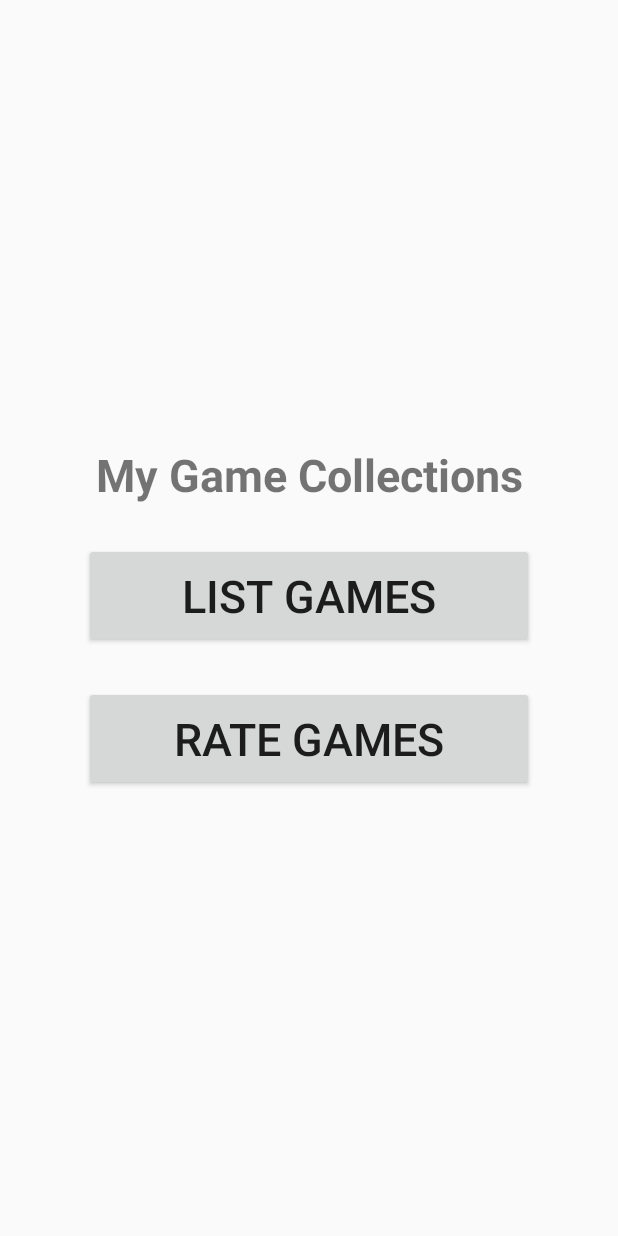
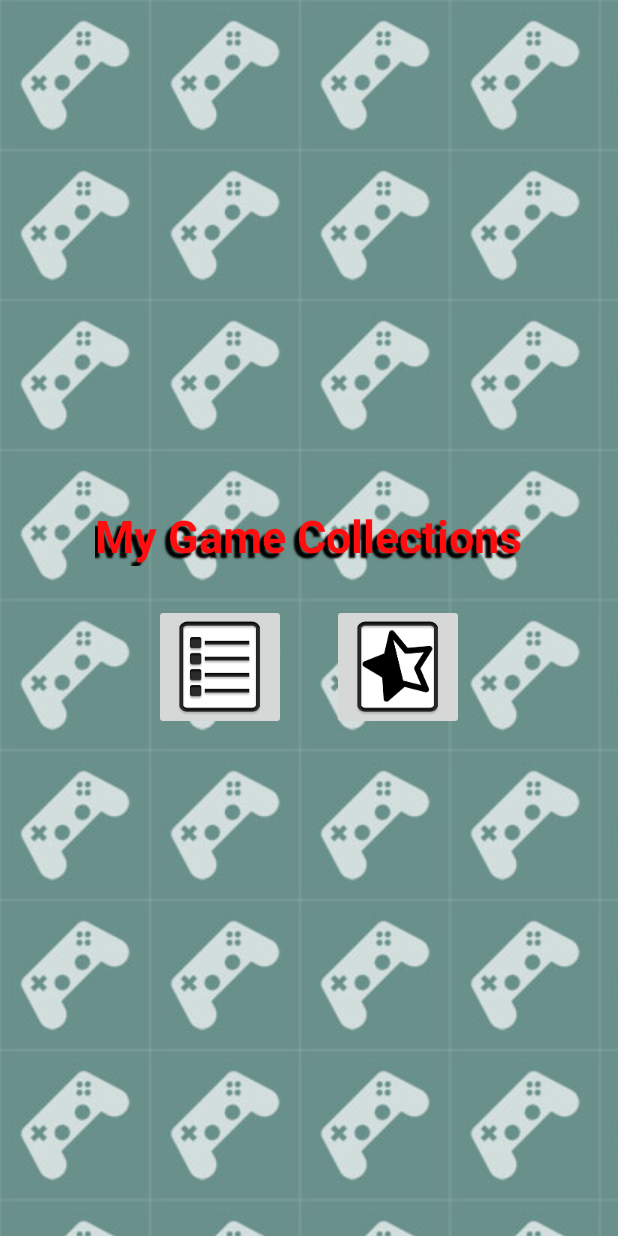
Before and after one commit to duyngn/Video-Game-List, an Android app: the screen it shows after launch (MainActivity), on a phone screen of 412 x 824 dp. Run offline under Robolectric (Android 15) with nearby library versions, the phone set to English and light mode, and no system bars.

Commit message:
UI upgrade. Now uses actual submitted data.  Store image as byte array in a blob.

```diff
--- a/VideoGameList/src/main/java/com/duyngn/videogamelist/MySQLiteHelper.java
+++ b/VideoGameList/src/main/java/com/duyngn/videogamelist/MySQLiteHelper.java
@@ -26,7 +26,7 @@ public class MySQLiteHelper extends SQLiteOpenHelper {
             + COLUMN_CONSOLE + " TEXT NOT NULL, "
             + COLUMN_COMPLETED + " INTEGER DEFAULT 0, "
             + COLUMN_RATING + " INTEGER DEFAULT 0, "
-            + COLUMN_IMAGE + " INTEGER DEFAULT 0"
+            + COLUMN_IMAGE + " BLOB"
             + ");";
 
     public MySQLiteHelper(Context context) {
--- a/VideoGameList/src/main/java/com/duyngn/videogamelist/RateGamesActivity.java
+++ b/VideoGameList/src/main/java/com/duyngn/videogamelist/RateGamesActivity.java
@@ -44,7 +44,7 @@ public class RateGamesActivity extends ActionBarActivity implements GameListFrag
     }
 
     public void backBtn(View v){
-        Intent myIntent = new Intent(getApplicationContext(), MainActivity.class);
+        Intent myIntent = new Intent(getParent(), MainActivity.class);
         startActivity(myIntent);
     }
     public void addBtn(View v){
--- /dev/null
+++ b/VideoGameList/src/main/res/drawable-mdpi/bkg_repeat.xml
@@ -0,0 +1,5 @@
+<bitmap
+    xmlns:android="http://schemas.android.com/apk/res/android"
+    android:src="@drawable/game_bkg"
+    android:tileMode="repeat"
+    android:dither="true" />
--- a/VideoGameList/src/main/res/layout/activity_main.xml
+++ b/VideoGameList/src/main/res/layout/activity_main.xml
@@ -2,48 +2,85 @@
     xmlns:android="http://schemas.android.com/apk/res/android"
     android:layout_width="wrap_content"
     android:layout_height="fill_parent"
+    android:background="@drawable/bkg_repeat"
     android:gravity="center"
     android:orientation="vertical">
+    <TextView
+        android:text="@string/title_txt"
+        android:id="@+id/textView"
+
+        android:layout_width="wrap_content"
+        android:layout_height="wrap_content"
+        android:textSize="30sp"
+        android:textStyle="bold"
+        android:gravity="center"
+        android:layout_above="@+id/linearLayout"
+        android:layout_centerHorizontal="true"
+        android:layout_marginBottom="25dp"
+        android:textColor="#ff0d0f"
+        android:textColorHighlight="#181aff"
+        android:shadowColor="#000000"
+
+        android:shadowDx="-5"
+        android:shadowDy="5"
+        android:shadowRadius="1"/>
 
     <LinearLayout
         xmlns:android="http://schemas.android.com/apk/res/android"
-        android:orientation="vertical"
+        android:orientation="horizontal"
         android:layout_width="fill_parent"
         android:layout_height="wrap_content"
-        android:gravity="center">
+        android:gravity="center"
+        android:id="@+id/linearLayout"
+        android:layout_centerVertical="true"
+        android:layout_alignParentLeft="true"
+        android:layout_alignParentStart="true">
 
-        <TextView
-            android:text="@string/title_txt"
-            android:id="@+id/textView"
 
-            android:layout_width="fill_parent"
-            android:layout_height="fill_parent"
-            android:textSize="30sp"
-            android:textStyle="bold"
-            android:gravity="center"
-            android:layout_marginBottom="25sp"/>
 
-        <Button
+        <ImageButton
+            android:layout_width="wrap_content"
+            android:layout_height="wrap_content"
             android:id="@+id/list_games_btn"
-            android:text="@string/list_game_btn_txt"
             android:onClick="mainBtnAction"
+            android:src="@drawable/list_icon"
+            android:layout_marginRight="15dp" />
 
-            android:layout_width="300dip"
-            android:layout_height="70dip"
-            android:textSize="30sp"
-            android:gravity="center"
-            android:layout_marginBottom="25sp"/>
-
-        <Button
+        <ImageButton
+            android:layout_width="wrap_content"
+            android:layout_height="wrap_content"
             android:id="@+id/rate_games_btn"
-            android:text="@string/rate_game_btn_txt"
             android:onClick="mainBtnAction"
-
-            android:layout_width="300dip"
-            android:layout_height="70dip"
-            android:textSize="30sp"
-            android:gravity="center"/>
+            android:src="@drawable/rate_icon"
+            android:layout_marginLeft="15dp" />
 
     </LinearLayout>
 
+
+
+    <!--<Button-->
+        <!--android:id="@+id/rate_games_btn"-->
+        <!--android:text="@string/rate_game_btn_txt"-->
+        <!--android:onClick="mainBtnAction"-->
+
+        <!--android:layout_width="300dip"-->
+        <!--android:layout_height="70dip"-->
+        <!--android:textSize="30sp"-->
+        <!--android:gravity="center"-->
+        <!--android:layout_alignParentBottom="true"-->
+        <!--android:layout_centerHorizontal="true" />-->
+
+    <!--<Button-->
+        <!--android:id="@+id/list_games_btn"-->
+        <!--android:text="@string/list_game_btn_txt"-->
+        <!--android:onClick="mainBtnAction"-->
+
+        <!--android:layout_width="300dip"-->
+        <!--android:layout_height="70dip"-->
+        <!--android:textSize="30sp"-->
+        <!--android:gravity="center"-->
+        <!--android:layout_above="@+id/rate_games_btn"-->
+        <!--android:layout_alignLeft="@+id/rate_games_btn"-->
+        <!--android:layout_alignStart="@+id/rate_games_btn" />-->
+
 </RelativeLayout>
```
Also changed, not shown: VideoGameList/src/main/java/com/duyngn/videogamelist/AddGameFragment.java (+22 -2 lines), VideoGameList/src/main/java/com/duyngn/videogamelist/GameListAdapter.java (+1 -6 lines), VideoGameList/src/main/java/com/duyngn/videogamelist/GameObject.java (+5 -3 lines), VideoGameList/src/main/java/com/duyngn/videogamelist/GamesDataSource.java (+16 -3 lines), VideoGameList/src/main/java/com/duyngn/videogamelist/ListGamesActivity.java (+31 -30 lines), VideoGameList/src/main/res/layout/fragment_add_game.xml (+29 -41 lines), VideoGameList/src/main/res/drawable-hdpi/ic_launcher.png, VideoGameList/src/main/res/drawable-mdpi/game_bkg.jpg (added), VideoGameList/src/main/res/drawable-mdpi/ic_launcher.png, VideoGameList/src/main/res/drawable-xhdpi/ic_launcher.png, VideoGameList/src/main/res/drawable-xxhdpi/ic_launcher.png, VideoGameList/src/main/res/drawable-xxxhdpi/ic_launcher.png (added), VideoGameList/src/main/res/drawable-xxxhdpi/list_icon.png (added), VideoGameList/src/main/res/drawable-xxxhdpi/rate_icon.png (added).
